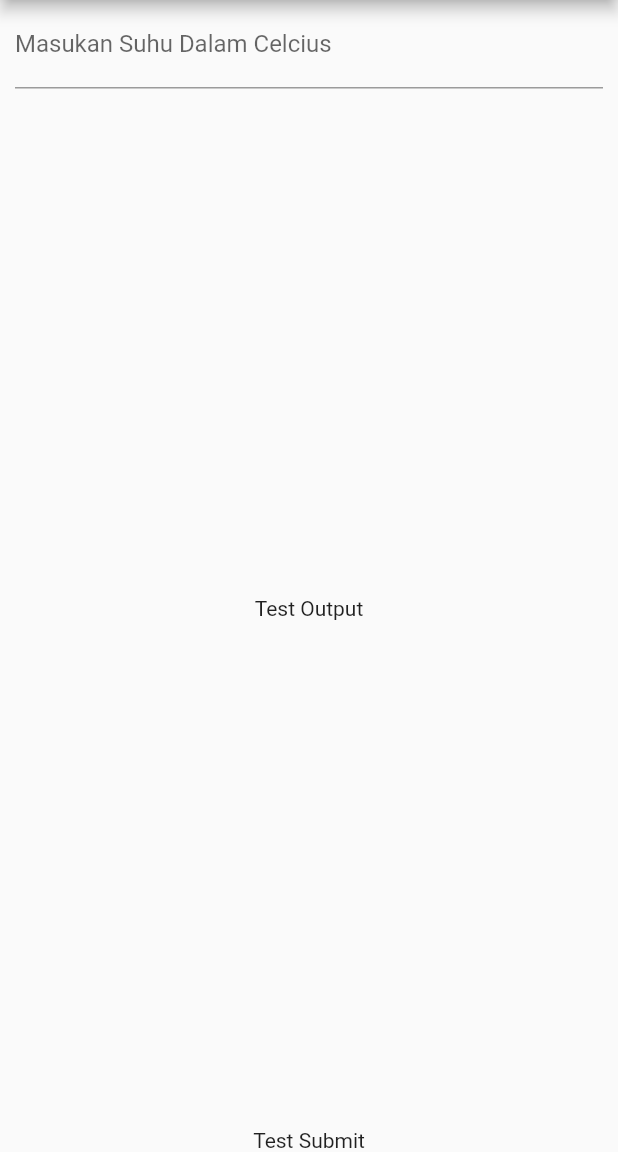
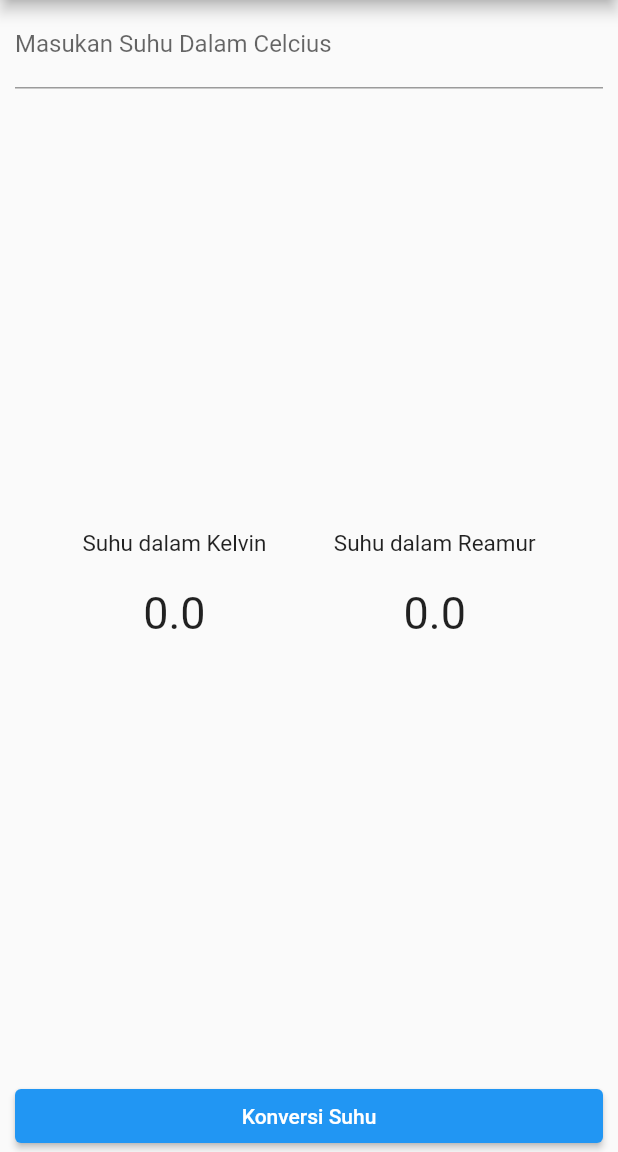
Before and after one commit to rakabgs27/KalkulatorSuhu-Flutter, a Flutter app: the screen it shows after launch, on a phone screen of 412 x 824 dp, the part 84-1236 px from its top. Run offline on Flutter 3.47's test engine with Material 2 defaults, Android fonts, the phone set to English and light mode, and no system bars.

Commit message:
Layout Output , Submit & Fungsi

```diff
--- a/lib/main.dart
+++ b/lib/main.dart
@@ -13,6 +13,17 @@ class _MyAppState extends State<MyApp> {
 
   TextEditingController inputSuhu = TextEditingController();
 
+  double celcius = 0;
+  double kelvin = 0;
+  double reamur = 0;
+
+  konversiSuhu() {
+    setState(() {
+      celcius = double.parse(inputSuhu.text);
+      reamur = 4 / 5 * celcius;
+      kelvin = 273.15 + celcius;
+    });
+  }
 
 
   @override
@@ -35,8 +46,8 @@ class _MyAppState extends State<MyApp> {
           mainAxisAlignment: MainAxisAlignment.spaceBetween,
           children: [
             inputUser(),
-            Text("Test Output"),
-            Text("Test Submit"),
+            outputSuhu(),
+            buttonKonversiSuhu(),
           ],
         ),
       )
@@ -54,4 +65,51 @@ class _MyAppState extends State<MyApp> {
       ),
     );
   }
+
+  outputSuhu(){
+    return Row(
+      mainAxisAlignment: MainAxisAlignment.spaceEvenly,
+      children: [
+        Column(
+          children: [
+            const Text('Suhu dalam Kelvin',
+            style: TextStyle(
+              fontSize: 15
+            ),),
+            const SizedBox(height :20),
+            Text("$kelvin",
+            style: const TextStyle(
+              fontSize: 30
+            ),
+            )
+          ],
+        ),
+
+        Column(
+          children: [
+            const Text('Suhu dalam Reamur',
+            style: TextStyle(
+              fontSize: 15
+            ),),
+            const SizedBox(height :20),
+            Text("$reamur",
+            style: const TextStyle(
+              fontSize: 30
+            ),
+            )
+          ],
+        ),
+      ],
+    );
+  }
+
+  buttonKonversiSuhu(){
+    return SizedBox(
+      width: double.infinity,
+      child: ElevatedButton(
+        child: const Text('Konversi Suhu'),
+        onPressed: () => konversiSuhu(),
+      )
+    );
+  }
 }
```
